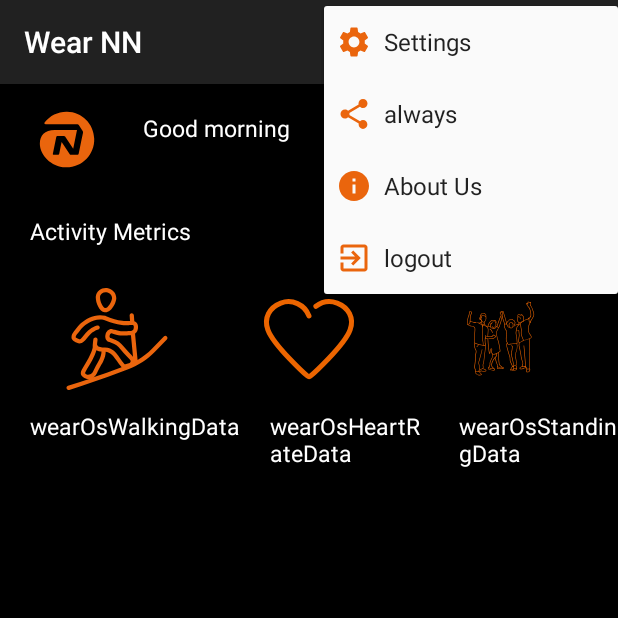
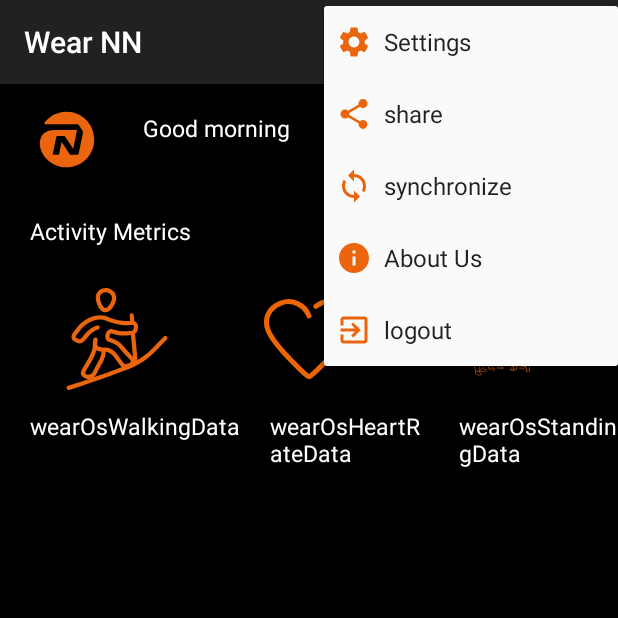
Before and after one commit to AndreiGutan/WearNN, an Android app: the DashboardActivity screen opened directly, with no data from a screen before it, after a tap on an icon or button, on a phone screen of 412 x 824 dp, the top half of it. Run offline under Robolectric (Android 15) with nearby library versions, the phone set to English and light mode, and no system bars.

Commit message:
update mobile main class - move sync in top menu comment clean-up

```diff
--- a/mobile/src/main/res/menu/menu.xml
+++ b/mobile/src/main/res/menu/menu.xml
@@ -2,12 +2,6 @@
 <menu xmlns:android="http://schemas.android.com/apk/res/android"
     xmlns:app="http://schemas.android.com/apk/res-auto">
 
-
-    <item
-        app:showAsAction="always"
-        android:title="@string/synchronize"
-        android:id="@+id/syncWearButton"
-        android:icon="@drawable/sync_icon"/>
 
     <item
         app:showAsAction="always"
@@ -30,9 +24,15 @@
 
             <item
                 android:id="@+id/share"
-                android:title="@string/always"
+                android:title="@string/share"
                 app:showAsAction="never"
                 android:icon="@drawable/share_icon"/>
+
+            <item
+                android:id="@+id/syncWearButton"
+                android:title="@string/synchronize"
+                app:showAsAction="never"
+                android:icon="@drawable/sync_icon"/>
 
             <item
                 android:id="@+id/aboutus"
--- a/mobile/src/main/res/values/strings.xml
+++ b/mobile/src/main/res/values/strings.xml
@@ -22,5 +22,6 @@
     <string name="wearoswalkingdata">wearOsWalkingData</string>
     <string name="wearosheartratedata">wearOsHeartRateData</string>
     <string name="wearosstandingdata">wearOsStandingData</string>
+    <string name="share">share</string>
 
 </resources>
```
Also changed, not shown: mobile/src/main/res/layout/metric_icons.xml (+0 -30 lines), mobile/src/main/res/layout/wear_os_data.xml (+0 -69 lines).
